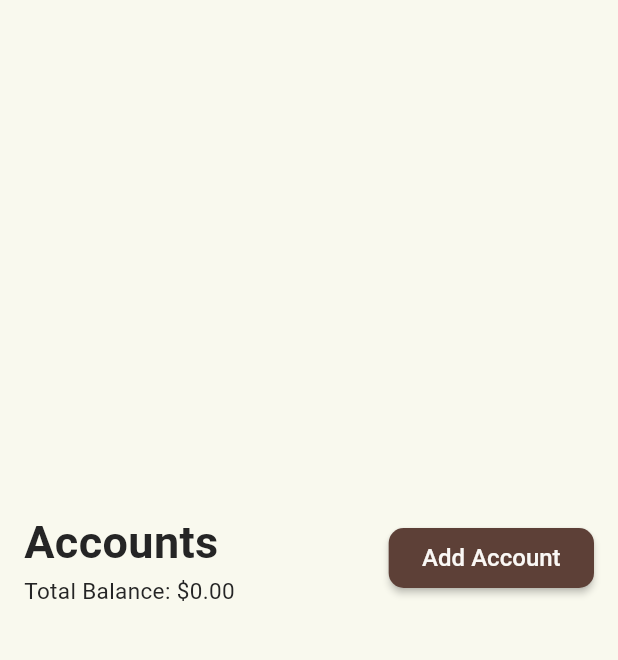
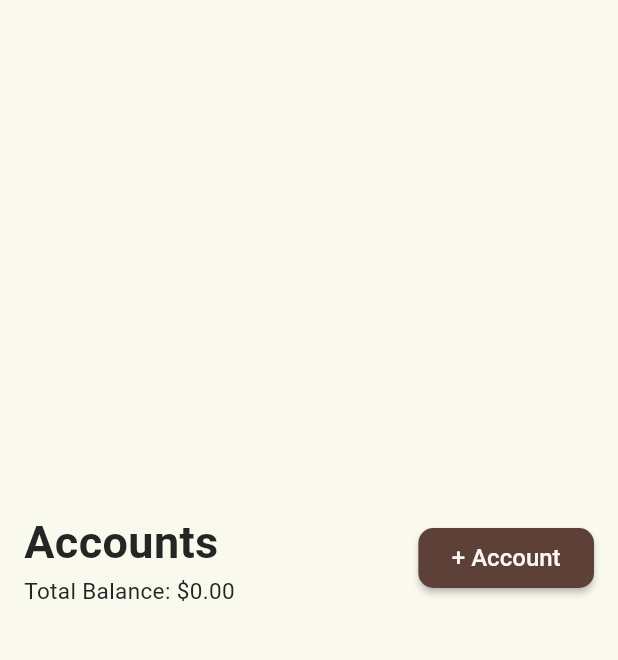
Before and after one commit to Emanuel6424/Budget_Pal, a Flutter app: the AccountListPage screen opened directly, on a phone screen of 412 x 824 dp, the part 84-744 px from its top. Run offline on Flutter 3.47's test engine with Material 3 defaults, Android fonts, the phone set to English and light mode, and no system bars; accounts and stored records are empty.

Commit message:
Updated text to the Add account/transactions/budget buttons

```diff
--- a/mobile_client/lib/pages/account_list.dart
+++ b/mobile_client/lib/pages/account_list.dart
@@ -131,7 +131,7 @@ class _AccountListPageState extends State<AccountListPage> {
                               },
                             );
                           },
-                          child: Text("Add Account"),
+                          child: Text("+ Account"),
                         ),
                       ],
                     ),
--- a/mobile_client/lib/pages/budget_list.dart
+++ b/mobile_client/lib/pages/budget_list.dart
@@ -67,7 +67,7 @@ class _BudgetListPageState extends State<BudgetListPage> {
                         ),
                         ElevatedButton(
                           onPressed: () {},
-                          child: Text("Add Budget"),
+                          child: Text("+ Budget"),
                         ),
                       ],
                     ),
--- a/mobile_client/lib/pages/transaction_list.dart
+++ b/mobile_client/lib/pages/transaction_list.dart
@@ -55,7 +55,7 @@ class _TransactionListPage extends State<TransactionListPage> {
                         onPressed: () {
                           print("hello");
                         },
-                        child: Text("Add Transaction"),
+                        child: Text("+ Transaction"),
                       ),
                     ],
                   ),
```
